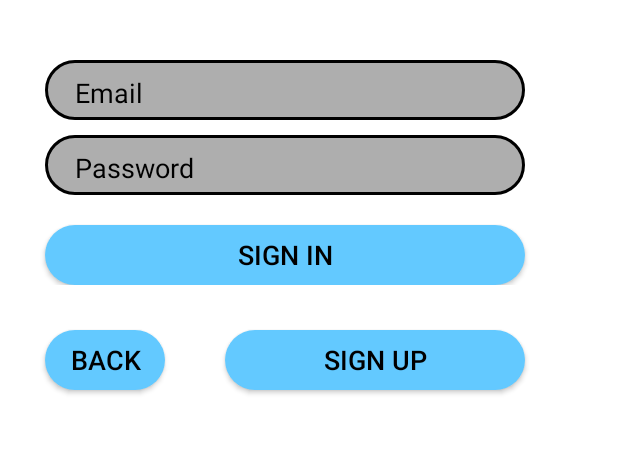
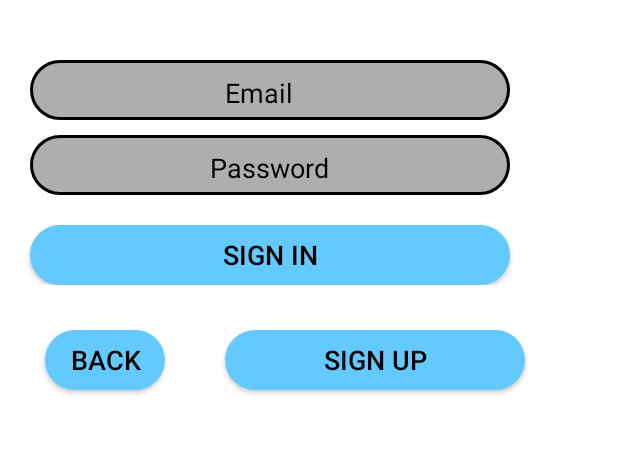
Before and after one commit to pierre-arnaudAlmeida/DatePlace, an Android app: the ConnexionActivity screen opened directly, with no data from a screen before it, on a phone screen of 412 x 824 dp, the part 515-969 px from its top. Run offline under Robolectric (Android 15) with nearby library versions, the phone set to English and light mode, and no system bars.

Commit message:
Revert "V0.3.9"
This reverts commit 436bb9cc6be129c8df81b693e93b1d31c3e756ab.

```diff
--- a/app/src/main/res/values/dimens.xml
+++ b/app/src/main/res/values/dimens.xml
@@ -46,24 +46,24 @@
 
     <dimen name="connexion_identifier_width">320dp</dimen>
     <dimen name="connexion_identifier_height">40dp</dimen>
-    <dimen name="connexion_identifier_marginStart">30dp</dimen>
+    <dimen name="connexion_identifier_marginStart">20dp</dimen>
     <dimen name="connexion_identifier_marginTop">40dp</dimen>
     <dimen name="connexion_identifier_marginEnd">20dp</dimen>
     <dimen name="connexion_identifier_paddingTop">4dp</dimen>
-    <dimen name="connexion_identifier_paddingLeft">20dp</dimen>
+    <dimen name="connexion_identifier_paddingLeft">130dp</dimen>
 
     <dimen name="connexion_password_width">320dp</dimen>
     <dimen name="connexion_password_height">40dp</dimen>
-    <dimen name="connexion_password_marginStart">30dp</dimen>
+    <dimen name="connexion_password_marginStart">20dp</dimen>
     <dimen name="connexion_password_marginTop">10dp</dimen>
     <dimen name="connexion_password_marginEnd">20dp</dimen>
     <dimen name="connexion_password_paddingTop">4dp</dimen>
-    <dimen name="connexion_password_paddingLeft">20dp</dimen>
+    <dimen name="connexion_password_paddingLeft">120dp</dimen>
 
     <dimen name="button_connect_width">320dp</dimen>
     <dimen name="button_connect_height">40dp</dimen>
     <dimen name="button_connect_marginTop">20dp</dimen>
-    <dimen name="button_connect_marginStart">30dp</dimen>
+    <dimen name="button_connect_marginStart">20dp</dimen>
     <dimen name="button_connect_marginEnd">20dp</dimen>
     <!-- activity_inscription -->
     <dimen name="logo_inscription_app_width">100dp</dimen>
```
